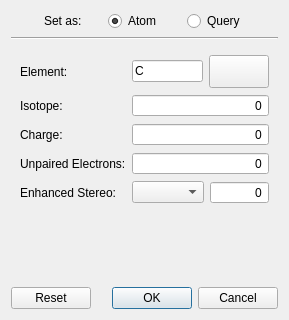
This is src/schrodinger/sketcher/ui/edit_atom_properties.ui in schrodinger/sketcher as Qt 5 draws it before an edit. The edited form follows.
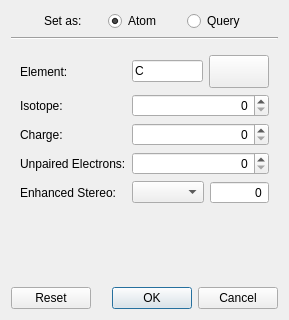
This is the edited form. Icons and pictures are not drawn. Custom widgets are drawn as their Qt base class.

Diff of the .ui file:
```diff
--- a/src/schrodinger/sketcher/ui/edit_atom_properties.ui
+++ b/src/schrodinger/sketcher/ui/edit_atom_properties.ui
@@ -139,7 +139,7 @@
           <set>Qt::AlignRight|Qt::AlignTrailing|Qt::AlignVCenter</set>
          </property>
          <property name="buttonSymbols">
-          <enum>QAbstractSpinBox::NoButtons</enum>
+          <enum>QAbstractSpinBox::UpDownArrows</enum>
          </property>
         </widget>
        </item>
@@ -169,7 +169,7 @@
           <set>Qt::AlignRight|Qt::AlignTrailing|Qt::AlignVCenter</set>
          </property>
          <property name="buttonSymbols">
-          <enum>QAbstractSpinBox::NoButtons</enum>
+          <enum>QAbstractSpinBox::UpDownArrows</enum>
          </property>
         </widget>
        </item>
@@ -243,7 +243,7 @@
           <set>Qt::AlignRight|Qt::AlignTrailing|Qt::AlignVCenter</set>
          </property>
          <property name="buttonSymbols">
-          <enum>QAbstractSpinBox::NoButtons</enum>
+          <enum>QAbstractSpinBox::UpDownArrows</enum>
          </property>
         </widget>
        </item>
```
Left out of the diff: 6 changed lines with no effect on the pictures.
